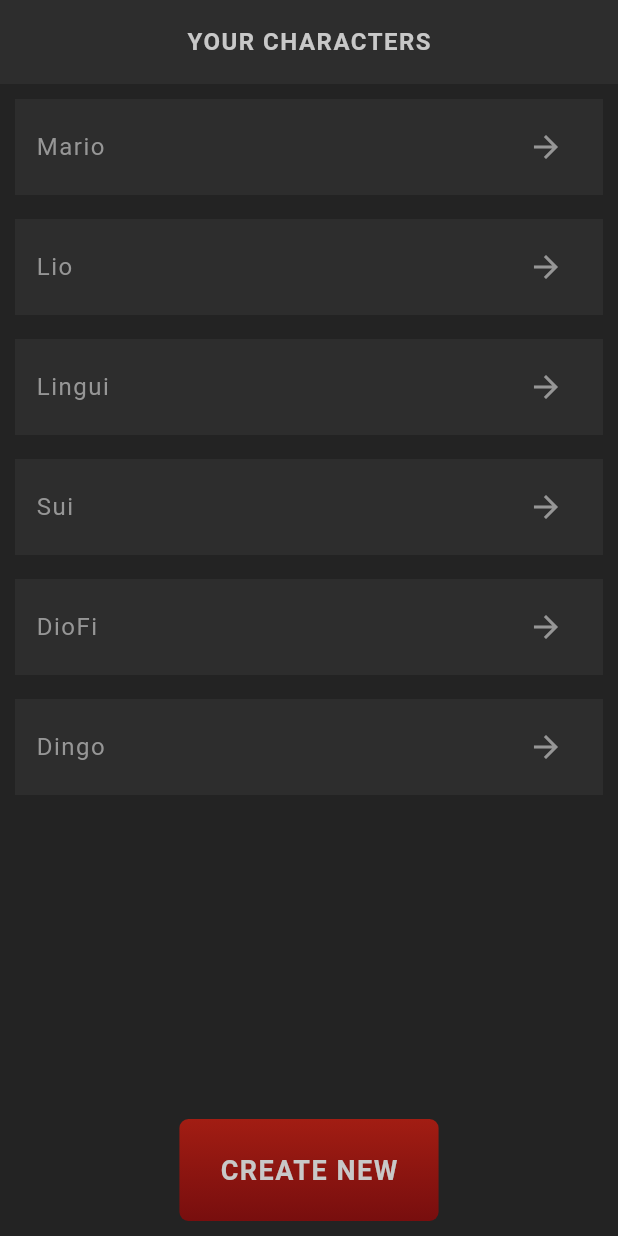
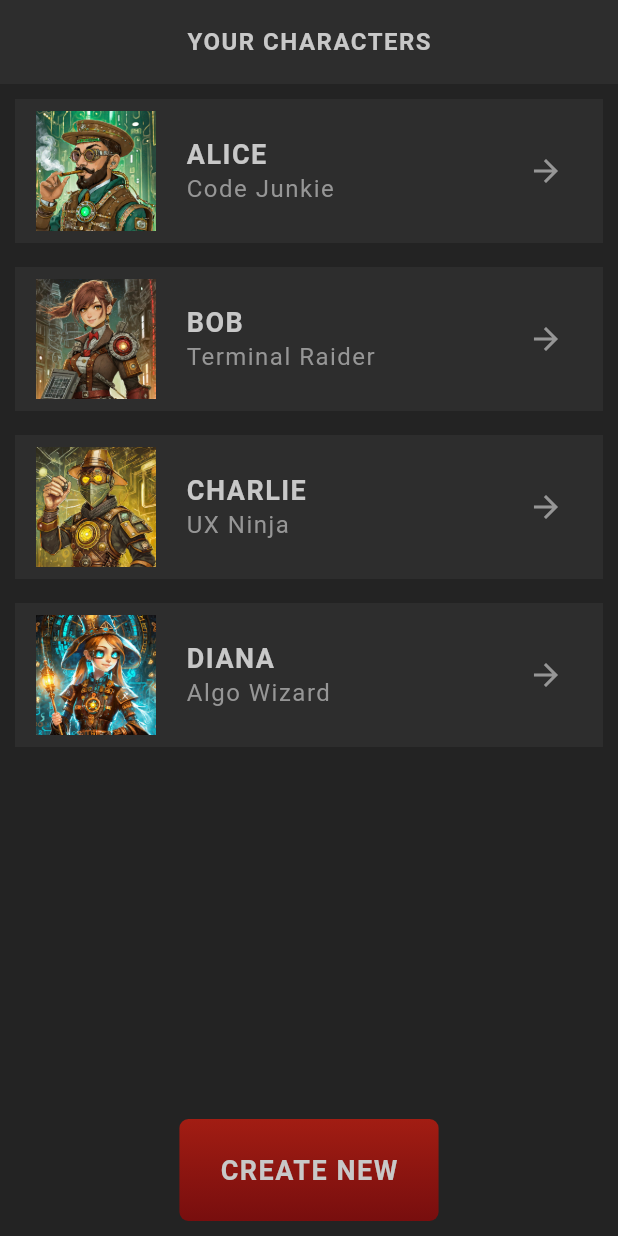
Before and after one commit to Hash001001/flutter_rpg, a Flutter app: the screen it shows after launch, on a phone screen of 412 x 824 dp. Run offline on Flutter 3.47's test engine with Material 3 defaults, Android fonts, the phone set to English and light mode, and no system bars; our stand-ins replace google_fonts; missing offline and left inert: dart:ffi; Roboto replaces fonts that are missing (Kanit).

Commit message:
- implemented dummy character data and show in widgets

```diff
--- a/lib/model/character.dart
+++ b/lib/model/character.dart
@@ -31,5 +31,12 @@ class Character with Stats {
     skills.clear();
     skills.add(skill);
   }
+}
 
-}
+
+List<Character> characters = [
+  Character(id: '1', name: 'Alice', slogan: 'Code is my weapon!', vocation: Vocation.junkie),
+  Character(id: '2', name: 'Bob', slogan: 'I raid terminals for fun.', vocation: Vocation.raider),
+  Character(id: '3', name: 'Charlie', slogan: 'UX is my superpower.', vocation: Vocation.ninja),
+  Character(id: '4', name: 'Diana', slogan: 'Algorithms are my magic.', vocation: Vocation.wizard),
+];
--- a/lib/screens/home/characters_card.dart
+++ b/lib/screens/home/characters_card.dart
@@ -1,4 +1,5 @@
 import 'package:flutter/material.dart';
+import 'package:flutter_learning_projects/model/character.dart';
 import 'package:flutter_learning_projects/shared/text_style.dart';
 import 'package:flutter_learning_projects/theme.dart';
 
@@ -6,7 +7,7 @@ import 'package:flutter_learning_projects/theme.dart';
 class CharactersCard extends StatelessWidget {
   const CharactersCard({required this.characters, super.key});
 
-  final String characters;
+  final Character characters;
 
   @override
   Widget build(BuildContext context) {
@@ -15,7 +16,19 @@ class CharactersCard extends StatelessWidget {
         padding: EdgeInsetsGeometry.symmetric(horizontal: 14, vertical: 8),
         child: Row(
           children: [
-            Text(characters),
+
+            Image.asset("assets/img/vocations/${characters.vocation.image}",
+            width: 80,),
+            SizedBox(width: 20,),
+
+            Column(
+              crossAxisAlignment: CrossAxisAlignment.start,
+              children: [
+                HeadlineText(text: characters.name),
+                StyledText(text: characters.vocation.title),
+              ],
+            ),
+
             Expanded(child: SizedBox()),
             IconButton(onPressed: (){
 
--- a/lib/screens/home/home.dart
+++ b/lib/screens/home/home.dart
@@ -1,9 +1,12 @@
 import 'package:flutter/material.dart';
+import 'package:flutter_learning_projects/model/character.dart';
 import 'package:flutter_learning_projects/shared/text_style.dart';
 import 'package:flutter_learning_projects/theme.dart';
 
 import '../../shared/styled_buttons.dart';
 import 'characters_card.dart';
+
+
 
 class Home extends StatefulWidget {
   const Home({super.key});
@@ -11,8 +14,6 @@ class Home extends StatefulWidget {
   @override
   State<Home> createState() => _HomeState();
 }
-
-List characters = ["Mario", "Lio", "Lingui", "Sui", "DioFi", "Dingo"];
 
 class _HomeState extends State<Home> {
   @override
```
